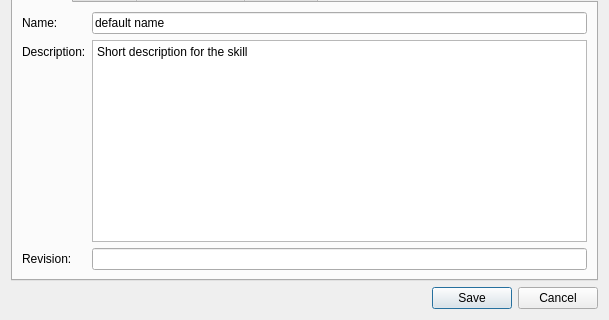
Before: the Qt Designer form acta_gamma/ui/skillDialog.ui in boucaron/ACTA_Gamma, drawn with Qt 5; both pictures show x 0 to 609 and y 344 to 664 of the 609 by 664 pixel window.
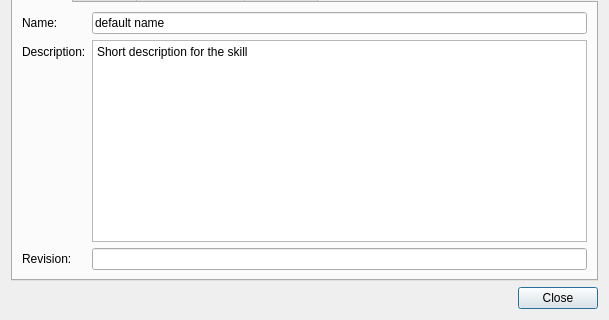
After: the same form once the commit is applied.

Commit message:
ui: dialogs are read-only viewers, show only Close button
No new/modify actions exist yet, so drop the Ok/Cancel/Save buttons
from the context/execution/model/skill dialogs and leave a single
Close button (Save was shown but unreachable in any code path).

```diff
--- a/acta_gamma/ui/skillDialog.ui
+++ b/acta_gamma/ui/skillDialog.ui
@@ -184,7 +184,7 @@
    <item>
     <widget class="QDialogButtonBox" name="buttonBox">
      <property name="standardButtons">
-      <set>QDialogButtonBox::StandardButton::Cancel|QDialogButtonBox::StandardButton::Save</set>
+      <set>QDialogButtonBox::StandardButton::Close</set>
      </property>
     </widget>
    </item>
```
The commit also changes 3 other files.
